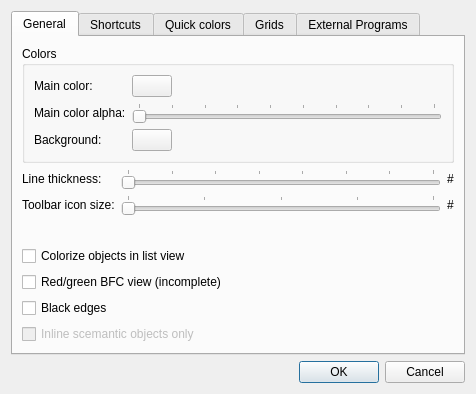
Old version of the form src/ui/config.ui in the repository crimsondusk/ldforge.
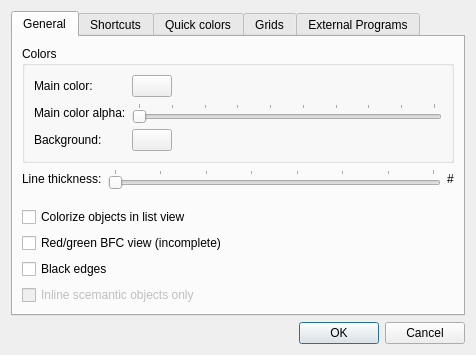
New version of the form. Icons and pictures are not drawn.

Commit message: Removed the toolbar iconsize config, it's fixed to 22x22 now

What changed in the file:
```diff
--- a/src/ui/config.ui
+++ b/src/ui/config.ui
@@ -7,7 +7,7 @@
     <x>0</x>
     <y>0</y>
     <width>476</width>
-    <height>394</height>
+    <height>355</height>
    </rect>
   </property>
   <property name="windowTitle">
@@ -154,13 +154,6 @@
            </property>
           </widget>
          </item>
-         <item row="2" column="0">
-          <widget class="QLabel" name="label_4">
-           <property name="text">
-            <string>Toolbar icon size:</string>
-           </property>
-          </widget>
-         </item>
          <item row="0" column="1">
           <layout class="QHBoxLayout" name="horizontalLayout">
            <item>
@@ -194,39 +187,6 @@
            </item>
           </layout>
          </item>
-         <item row="2" column="1">
-          <layout class="QHBoxLayout" name="horizontalLayout_2">
-           <item>
-            <widget class="QSlider" name="iconSize">
-             <property name="whatsThis">
-              <string>How big should the toolbar icons be</string>
-             </property>
-             <property name="minimum">
-              <number>1</number>
-             </property>
-             <property name="maximum">
-              <number>5</number>
-             </property>
-             <property name="orientation">
-              <enum>Qt::Horizontal</enum>
-             </property>
-             <property name="tickPosition">
-              <enum>QSlider::TicksAbove</enum>
-             </property>
-             <property name="tickInterval">
-              <number>1</number>
-             </property>
-            </widget>
-           </item>
-           <item>
-            <widget class="QLabel" name="label_7">
-             <property name="text">
-              <string>#</string>
-             </property>
-            </widget>
-           </item>
-          </layout>
-         </item>
         </layout>
        </item>
        <item>
```
The commit also changes 2 other files.
